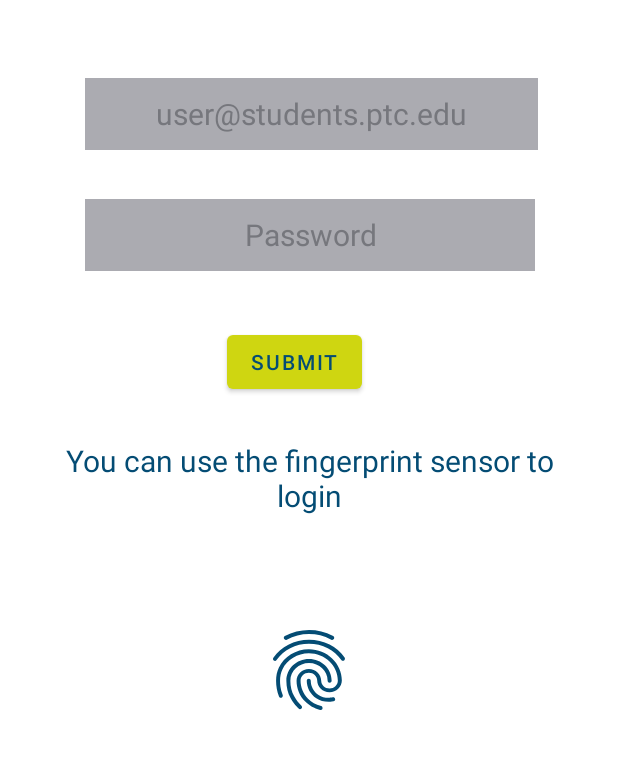
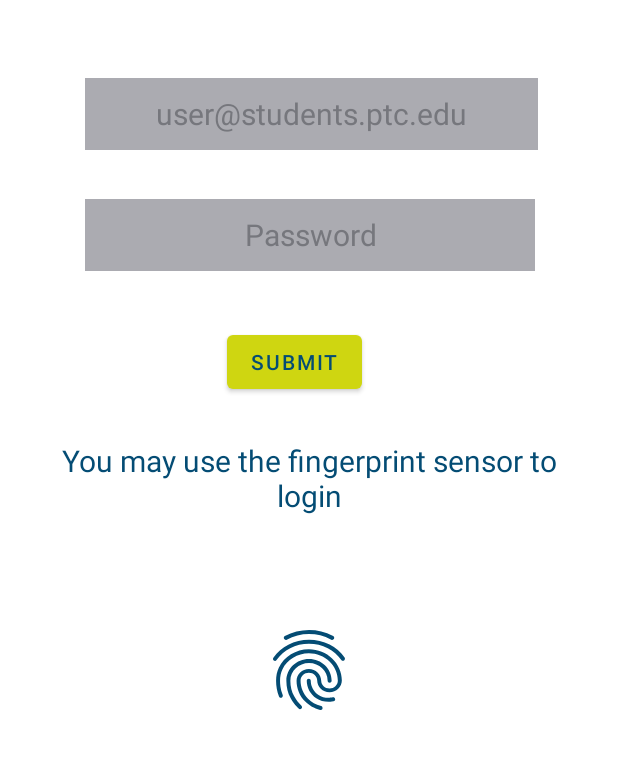
Before and after one commit to tlh38-depreciated/RideShare_Andriod, an Android app: the LoginActivity screen opened directly, with no data from a screen before it, on a phone screen of 412 x 824 dp, the part 410-1179 px from its top. Run offline under Robolectric (Android 15) with nearby library versions, the phone set to English and light mode, and no system bars; network calls fail.

Commit message:
Finalized bioauth-Login only works with fingerprint auth

```diff
--- a/app/src/main/java/net/rideshare_ptc/LoginActivity.java
+++ b/app/src/main/java/net/rideshare_ptc/LoginActivity.java
@@ -68,13 +68,13 @@ public class LoginActivity extends AppCompatActivity {
             // this means we can use biometric sensor
             case BiometricManager.BIOMETRIC_SUCCESS:
 
-                loginMsg.setText("You can use the fingerprint sensor to login");
+                loginMsg.setText("You may use the fingerprint sensor to login");
                 //loginMsg.setTextColor(Color.parseColor("#fafafa"));
                 break;
 
             // this means that the device doesn't have fingerprint sensor
             case BiometricManager.BIOMETRIC_ERROR_NO_HARDWARE:
-                loginMsg.setText("This device doesnot have a fingerprint sensor");
+                loginMsg.setText("This device does not have a fingerprint sensor");
                 fingerPButton.setVisibility(View.GONE);
                 break;
 
@@ -86,7 +86,7 @@ public class LoginActivity extends AppCompatActivity {
 
             // this means that the device doesn't contain your fingerprint
             case BiometricManager.BIOMETRIC_ERROR_NONE_ENROLLED:
-                loginMsg.setText("Your device doesn't have fingerprint saved,please check your security settings or login with password");
+                loginMsg.setText("Your device doesn't have fingerprint saved, please check your security settings or login with password");
                 fingerPButton.setVisibility(View.GONE);
                 break;
         }
@@ -104,7 +104,7 @@ public class LoginActivity extends AppCompatActivity {
             public void onAuthenticationSucceeded(@NonNull BiometricPrompt.AuthenticationResult result) {
                 super.onAuthenticationSucceeded(result);
                 Toast.makeText(getApplicationContext(), "Login Success", Toast.LENGTH_SHORT).show();
-                loginMsg.setText("Login Successful");
+                loginMsg.setText("Biometric authentication successful");
             }
             @Override
             public void onAuthenticationFailed() {
@@ -113,7 +113,7 @@ public class LoginActivity extends AppCompatActivity {
         });
         // creating a variable for our promptInfo
         // BIOMETRIC DIALOG
-        final BiometricPrompt.PromptInfo promptInfo = new BiometricPrompt.PromptInfo.Builder().setTitle("GFG")
+        final BiometricPrompt.PromptInfo promptInfo = new BiometricPrompt.PromptInfo.Builder().setTitle("Fingerprint Login")
                 .setDescription("Use your fingerprint to login ").setNegativeButtonText("Cancel").build();
         fingerPButton.setOnClickListener(new View.OnClickListener() {
             @Override
@@ -135,7 +135,7 @@ public class LoginActivity extends AppCompatActivity {
                 if (SDK_INT > 8) {
                     StrictMode.ThreadPolicy policy = new StrictMode.ThreadPolicy.Builder().permitAll().build();
                     StrictMode.setThreadPolicy(policy);
-                    if (entEmailAdd.contains(ptcCheck)) {
+                    if (entEmailAdd.contains(ptcCheck) && loginMsg.getText().equals("Biometric authentication successful")) {
                         try {
                             getUserLoginData();
                             loginUserToLoginManager();
```
